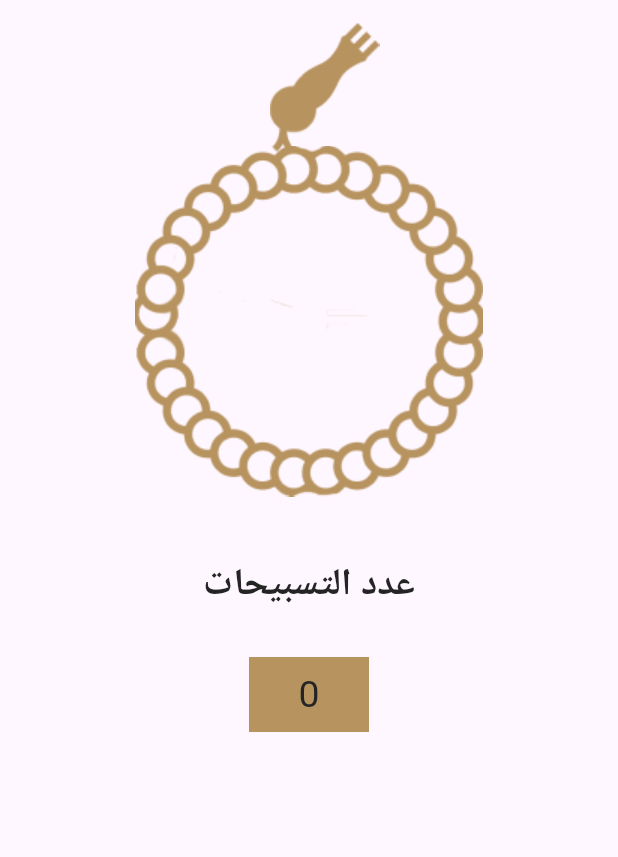
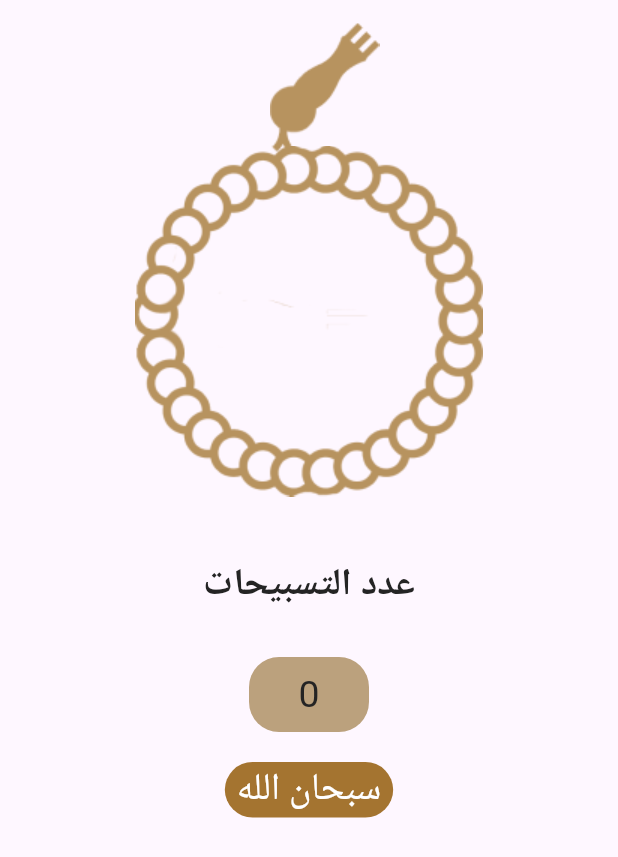
Before and after one commit to BassemWael/Islamy_Route, a Flutter app: the SebhaTab widget shown alone on an empty page, opened directly, on a phone screen of 412 x 824 dp. Shown: the top 857 px of the screen. Run offline on Flutter 3.47's test engine with Material 3 defaults, Android fonts, the phone set to English and light mode, and no system bars.

```diff
--- a/islamyroute/lib/views/tabs/ahadeth/ahadeth_tab.dart
+++ b/islamyroute/lib/views/tabs/ahadeth/ahadeth_tab.dart
@@ -64,7 +64,7 @@ class AhadethTab extends StatelessWidget {
     return ListView.builder(
       itemCount: 50,
       itemBuilder: (context, index) {
-        String hadethName = "الجديث رقم ${index + 1}";
+        String hadethName = "الحديث رقم ${index + 1}";
         return InkWell(
           onTap: () {
             String fileName = "h${index + 1}.txt";
@@ -76,7 +76,7 @@ class AhadethTab extends StatelessWidget {
             mainAxisAlignment: MainAxisAlignment.spaceEvenly,
             children: [
               Expanded(
-                  child: Text("الجديث رقم ${index + 1}",
+                  child: Text("الحديث رقم ${index + 1}",
                       textAlign: TextAlign.center,
                       style: AppTheme.regularTitleTextStyle)),
             ],
--- a/islamyroute/lib/views/tabs/sebha/sebha_tab.dart
+++ b/islamyroute/lib/views/tabs/sebha/sebha_tab.dart
@@ -1,8 +1,6 @@
 import 'package:flutter/material.dart';
 import 'package:islamyroute/utils/app_assets.dart';
 import 'dart:math' as math;
-
-import 'package:islamyroute/utils/app_colors.dart';
 import 'package:islamyroute/utils/app_theme.dart';
 
 class SebhaTab extends StatefulWidget {
@@ -15,6 +13,17 @@ class SebhaTab extends StatefulWidget {
 class _SebhaTabState extends State<SebhaTab> {
   double _rotationAngle = 0.0;
   int counter = 0;
+  String do3aa = "سبحان الله";
+  int index = 0;
+  void changeDo3aa() {
+    List<String> ad3ya = ["سبحان الله", "الحمدلله", "الله اكبر"];
+    index = index + 1;
+    do3aa = ad3ya[index];
+    if (index == 2) {
+      index = -1;
+    }
+  }
+
   @override
   Widget build(BuildContext context) {
     return SizedBox(
@@ -40,6 +49,9 @@ class _SebhaTabState extends State<SebhaTab> {
                     const SizedBox(height: 82),
                     GestureDetector(
                       onTap: () {
+                        if (counter % 33 == 0 && counter > 0) {
+                          changeDo3aa();
+                        }
                         setState(() {
                           _rotationAngle += 14.0;
                           counter++;
@@ -56,18 +68,20 @@ class _SebhaTabState extends State<SebhaTab> {
               )
             ],
           ),
-          SizedBox(
+          const SizedBox(
             height: 40,
           ),
-          Text(
+          const Text(
             "عدد التسبيحات",
             style: AppTheme.mediumTitleTextStyle,
           ),
-          SizedBox(
+          const SizedBox(
             height: 30,
           ),
           Container(
-            color: AppColors.orange,
+            decoration: BoxDecoration(
+                borderRadius: BorderRadius.circular(20.0),
+                color: const Color.fromARGB(255, 187, 161, 125)),
             width: 80,
             height: 50,
             child: Center(
@@ -76,7 +90,29 @@ class _SebhaTabState extends State<SebhaTab> {
                 style: AppTheme.regularTitleTextStyle,
               ),
             ),
-          )
+          ),
+          const SizedBox(height: 20),
+          Row(
+            children: [
+              const Spacer(),
+              Container(
+                decoration: BoxDecoration(
+                    borderRadius: BorderRadius.circular(20.0),
+                    color: const Color.fromARGB(255, 164, 116, 48)),
+                child: Center(
+                  child: Padding(
+                    padding: const EdgeInsets.only(left: 8.0, right: 8.0),
+                    child: Text(
+                      do3aa,
+                      style: AppTheme.regularTitleTextStyle
+                          .copyWith(color: Colors.white),
+                    ),
+                  ),
+                ),
+              ),
+              const Spacer(),
+            ],
+          ),
         ],
       ),
     );
```
